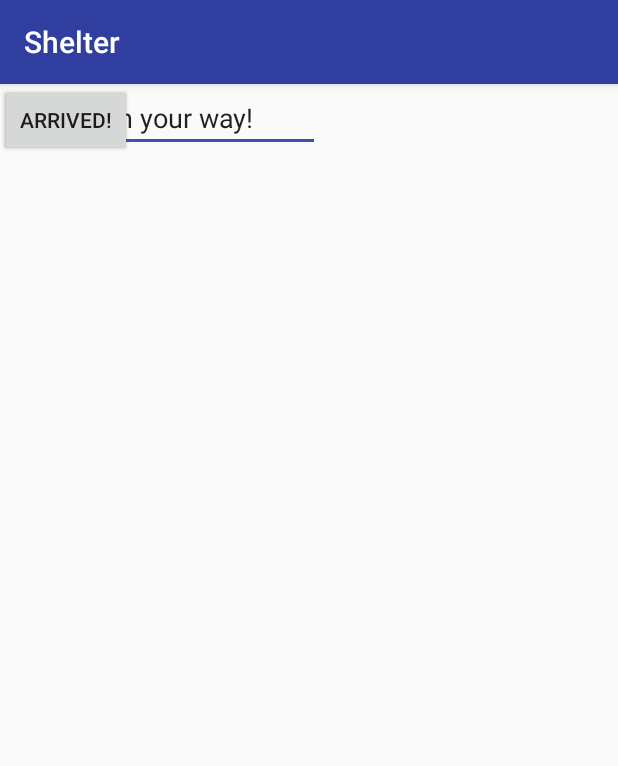
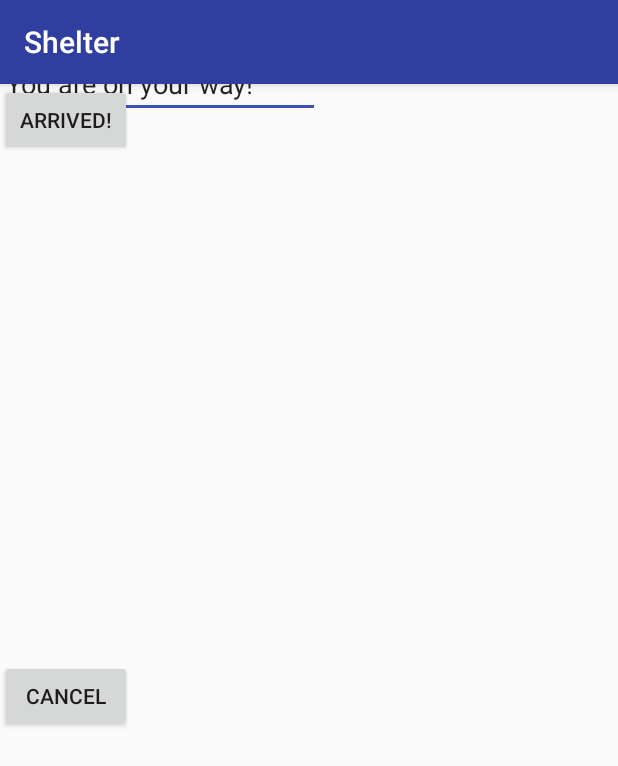
Before and after one commit to plum7ree/Shelter, an Android app: the OnMyWayActivity screen opened directly, with no data from a screen before it, on a phone screen of 412 x 824 dp. Shown: the top 766 px of the screen. Run offline under Robolectric (Android 15) with nearby library versions, the phone set to English and light mode, and no system bars.

```diff
--- a/app/src/main/java/cs2340/gatech/edu/lab4/controller/OnMyWayActivity.java
+++ b/app/src/main/java/cs2340/gatech/edu/lab4/controller/OnMyWayActivity.java
@@ -18,7 +18,7 @@ public class OnMyWayActivity extends AppCompatActivity {
         setContentView(R.layout.activity_on_my_way);
     }
     public void onCancelRes(View view){
-        int numBeds = Integer.parseInt(getIntent().getStringExtra("numReserved"));
+        int numBeds = getIntent().getIntExtra("numReserved",1);
         int newNumBeds = (shelter.getAvailableBeds() + numBeds);
         if (newNumBeds > Integer.parseInt(shelter.getCapacity()) ) {
             newNumBeds = Integer.parseInt(shelter.getCapacity());
--- a/app/src/main/java/cs2340/gatech/edu/lab4/controller/ReserveActivity.java
+++ b/app/src/main/java/cs2340/gatech/edu/lab4/controller/ReserveActivity.java
@@ -38,7 +38,7 @@ public class ReserveActivity extends AppCompatActivity {
         shelterName.setText(shelter.toString());
         availableBeds = findViewById(R.id.bedNumber);
         int numAvailableBeds = shelter.getAvailableBeds();
-        availableBeds.setText(numAvailableBeds);
+        availableBeds.setText(String.valueOf(numAvailableBeds));
         resNumberSpinner = findViewById(R.id.bedSpinner);
 
         ArrayAdapter adapter = new ArrayAdapter(this,android.R.layout.simple_spinner_item);
--- a/app/src/main/res/layout/activity_on_my_way.xml
+++ b/app/src/main/res/layout/activity_on_my_way.xml
@@ -10,20 +10,26 @@
         android:id="@+id/cancelRes"
         android:layout_width="wrap_content"
         android:layout_height="wrap_content"
+        android:layout_marginBottom="8dp"
+        android:layout_marginTop="8dp"
+        android:onClick="onCancelRes"
         android:text="Cancel"
-        android:onClick="onCancelRes"
-        tools:layout_editor_absoluteX="148dp"
-        tools:layout_editor_absoluteY="357dp" />
+        app:layout_constraintBottom_toBottomOf="parent"
+        app:layout_constraintTop_toBottomOf="@+id/arrived"
+        tools:layout_editor_absoluteX="148dp" />
 
     <EditText
         android:id="@+id/onMyWayText"
         android:layout_width="wrap_content"
         android:layout_height="wrap_content"
+        android:layout_marginBottom="8dp"
+        android:layout_marginTop="8dp"
         android:ems="10"
         android:inputType="textPersonName"
         android:text="You are on your way!"
-        tools:layout_editor_absoluteX="95dp"
-        tools:layout_editor_absoluteY="212dp" />
+        app:layout_constraintBottom_toTopOf="@+id/arrived"
+        app:layout_constraintTop_toTopOf="parent"
+        tools:layout_editor_absoluteX="95dp" />
 
     <Button
         android:id="@+id/arrived"
--- a/app/src/main/res/layout/activity_reserve.xml
+++ b/app/src/main/res/layout/activity_reserve.xml
@@ -52,6 +52,7 @@
             android:layout_marginStart="8dp"
             android:layout_marginTop="8dp"
             android:text="OK"
+            android:onClick="onOkayPressed"
             app:layout_constraintBottom_toTopOf="@+id/cancel"
             app:layout_constraintEnd_toEndOf="@+id/bedSpinner"
             app:layout_constraintStart_toStartOf="@+id/bedSpinner"
@@ -64,6 +65,7 @@
             android:layout_marginBottom="8dp"
             android:layout_marginStart="8dp"
             android:text="Cancel"
+            android:onClick="onCancelPressed"
             app:layout_constraintBottom_toBottomOf="parent"
             app:layout_constraintEnd_toEndOf="@+id/okay"
             app:layout_constraintStart_toStartOf="@+id/okay" />
--- a/app/src/main/res/layout/activity_shelter_detail.xml
+++ b/app/src/main/res/layout/activity_shelter_detail.xml
@@ -31,10 +31,10 @@
                 app:popupTheme="@style/ThemeOverlay.AppCompat.Light" />
 
             <Button
-                android:id="@+id/button2"
+                android:id="@+id/reserve"
                 android:layout_width="match_parent"
                 android:layout_height="wrap_content"
-                android:onClick=""
+                android:onClick="onReserveClick"
                 android:text="Reserve a Bed" />
 
         </android.support.design.widget.CollapsingToolbarLayout>
```
Also changed, not shown: app/src/main/java/cs2340/gatech/edu/lab4/controller/ShelterDetailActivity.java (+4 -6 lines).
